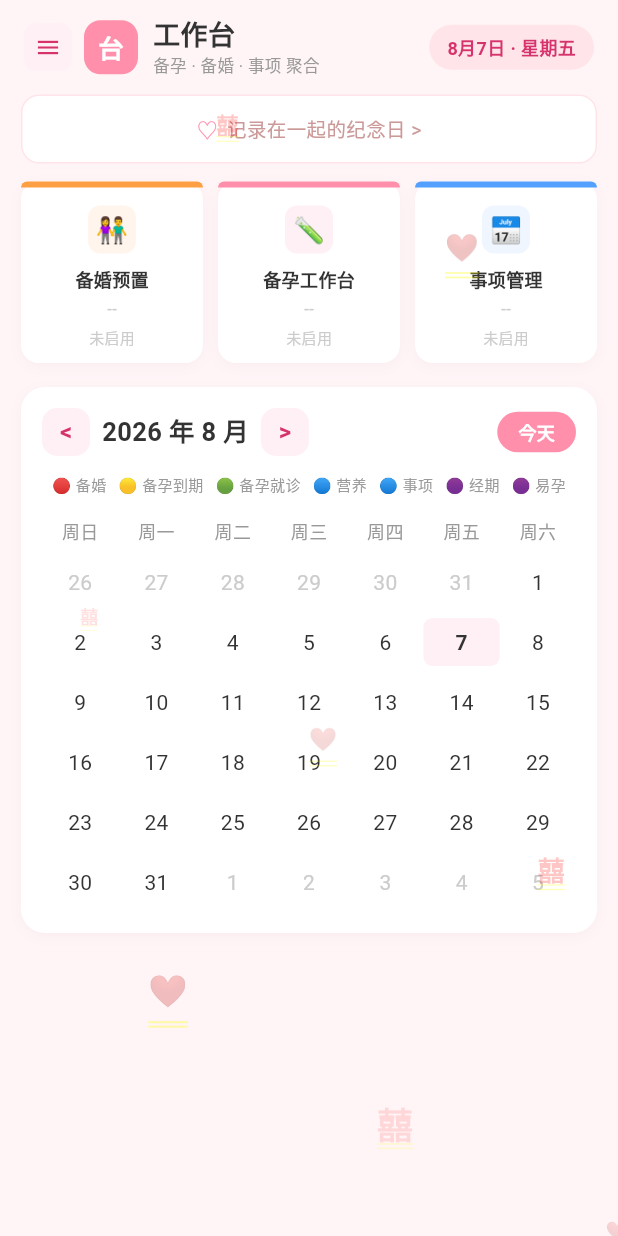
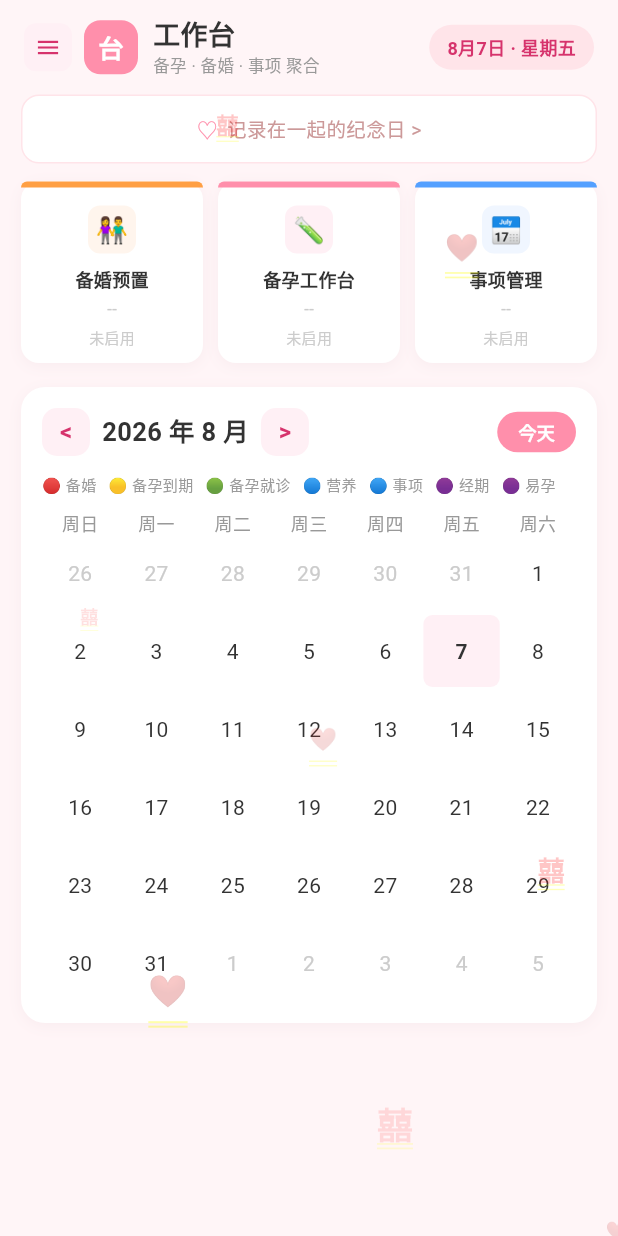
Before and after one commit to shengtudai2/hua_dashboard, a Flutter app: the screen it shows after launch, on a phone screen of 412 x 824 dp. Run offline on Flutter 3.47's test engine with Material 3 defaults, Android fonts, the phone set to English and light mode, and no system bars; drawn by our look-alikes of table_calendar; our stand-ins replace fl_chart, share_plus, shared_preferences, sqflite; accounts and stored records are empty; Roboto replaces fonts that are missing (ZCOOL KuaiLe).

Commit message:
fix: calendar width + restore custom header

```diff
--- a/lib/pages/home/home_page.dart
+++ b/lib/pages/home/home_page.dart
@@ -270,6 +270,7 @@ class _HomePageState extends State<HomePage> {
       child: Padding(
         padding: const EdgeInsets.all(14),
         child: Column(
+          crossAxisAlignment: CrossAxisAlignment.stretch,
           children: [
             // 日历头部控制
             Row(
@@ -346,12 +347,10 @@ class _HomePageState extends State<HomePage> {
                 defaultTextStyle: const TextStyle(color: Color(0xFF333333), fontSize: 14),
                 weekendTextStyle: const TextStyle(color: Color(0xFF333333), fontSize: 14),
                 outsideTextStyle: const TextStyle(color: Color(0xFFCCCCCC), fontSize: 14),
-                cellMargin: const EdgeInsets.symmetric(vertical: 4),
+                cellMargin: const EdgeInsets.symmetric(vertical: 2),
                 markerDecoration: const BoxDecoration(color: Colors.transparent),
                 markersMaxCount: 3,
               ),
-              daysOfWeekHeight: 28,
-              rowHeight: 40,
               eventLoader: (day) {
                 final ds = DateFormat('yyyy-MM-dd').format(day);
                 final r = <String>[];
```
